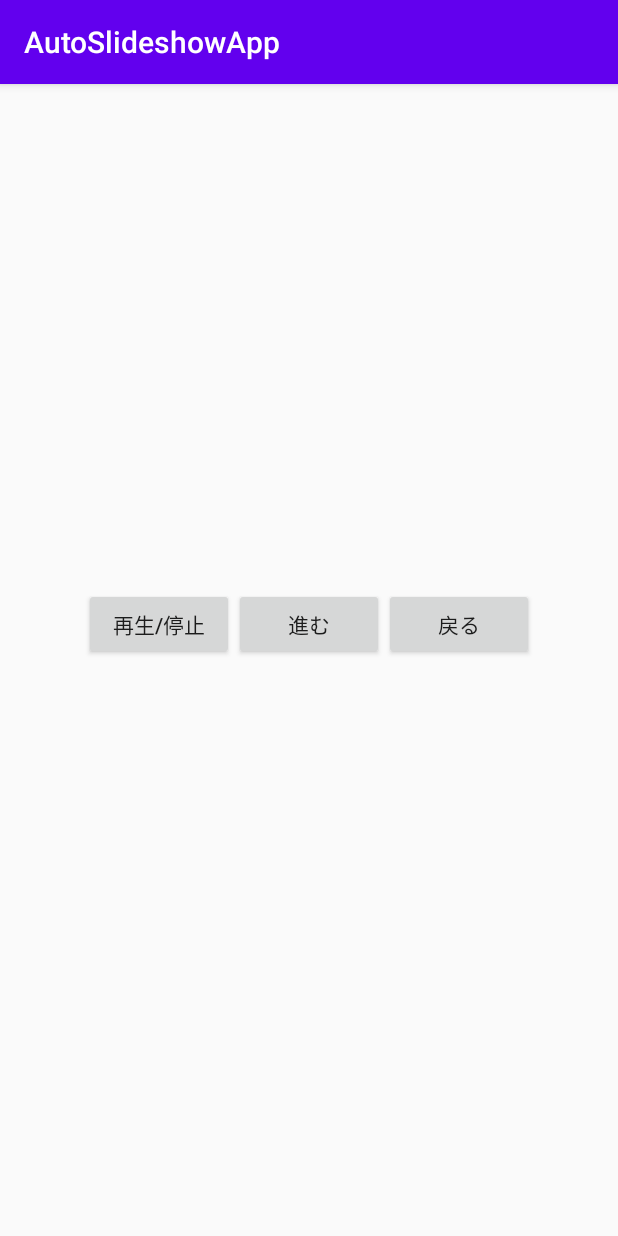
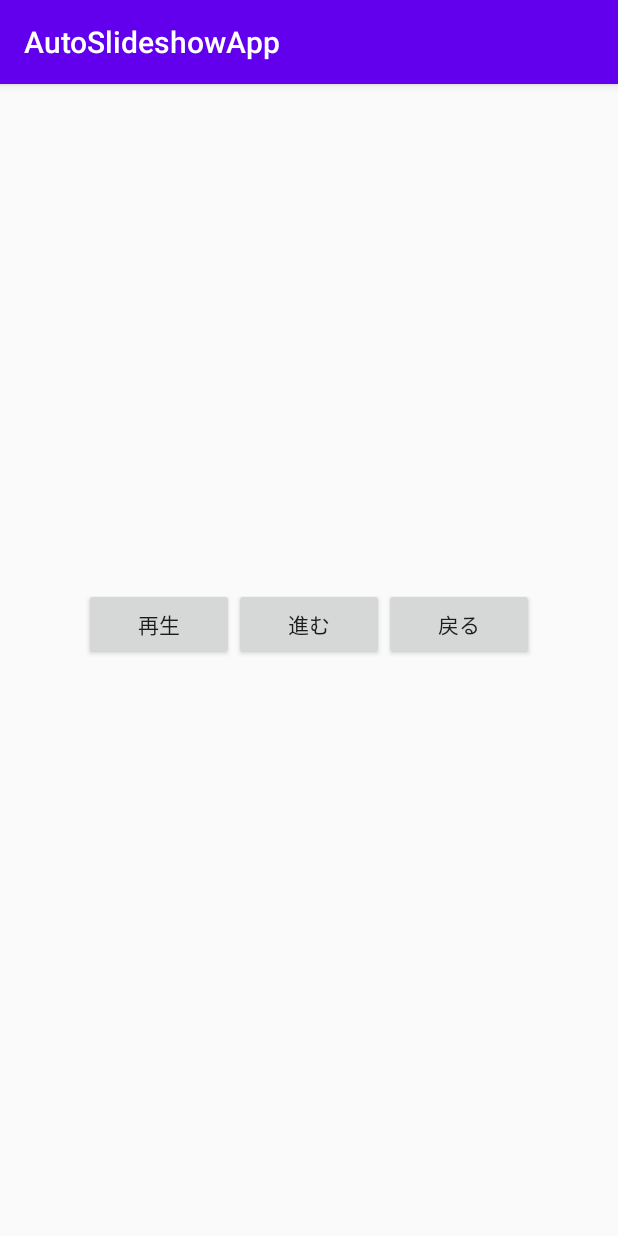
Before and after one commit to battery3210/AutoSlideshowApp, an Android app: the screen it shows after launch (MainActivity), on a phone screen of 412 x 824 dp. Run offline under Robolectric (Android 15) with nearby library versions, the phone set to English and light mode, and no system bars.

Commit message:
5番目のコミット、前回のコミットが間違えだったので訂正

```diff
--- a/app/src/main/java/jp/techacademy/azuma/autoslideshowapp/MainActivity.kt
+++ b/app/src/main/java/jp/techacademy/azuma/autoslideshowapp/MainActivity.kt
@@ -88,7 +88,7 @@ class MainActivity : AppCompatActivity() {
                                 //cursor!!.close()
                             }
                         }
-                    }, 1000, 1000) //最初に始動させるまで100ミリ秒、ループの間隔を100ミリ秒に設定
+                    }, 2000, 2000) //最初に始動させるまで100ミリ秒、ループの間隔を100ミリ秒に設定
                 } else {
                         mTimer!!.cancel()
                         button_flag = 0
--- a/app/src/main/res/layout/activity_main.xml
+++ b/app/src/main/res/layout/activity_main.xml
@@ -25,7 +25,7 @@
         <Button
             android:layout_width="100dp"
             android:layout_height="wrap_content"
-            android:text="再生/停止"
+            android:text="再生"
             android:id="@+id/start_stop"/>
 
         <Button
```
